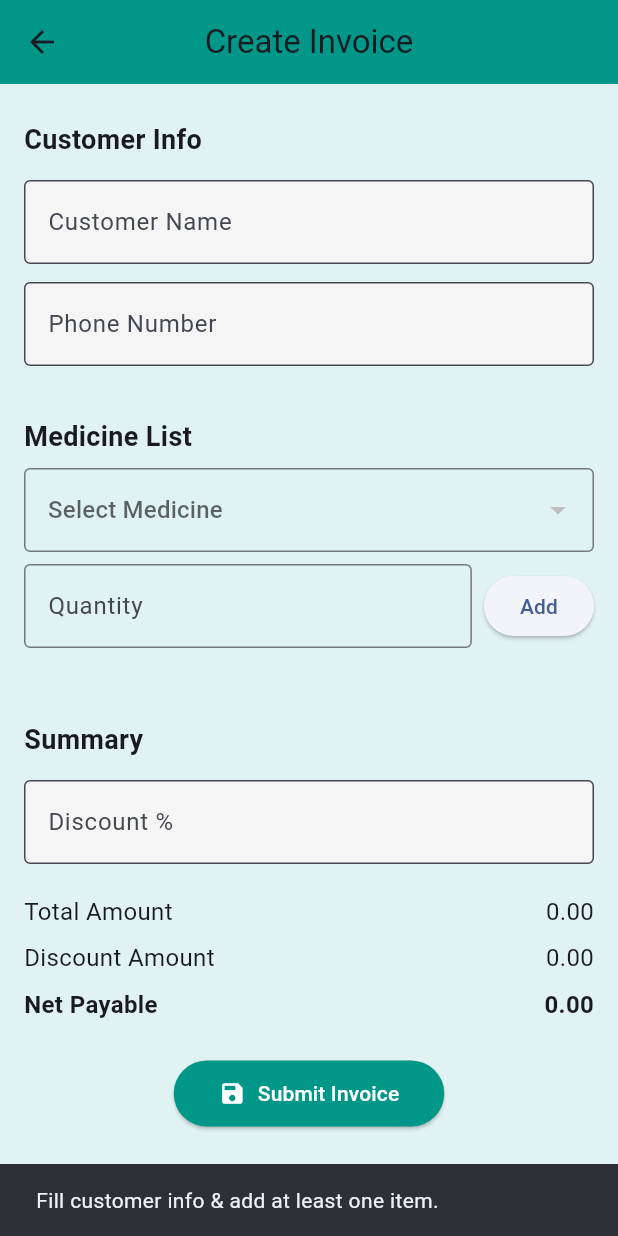
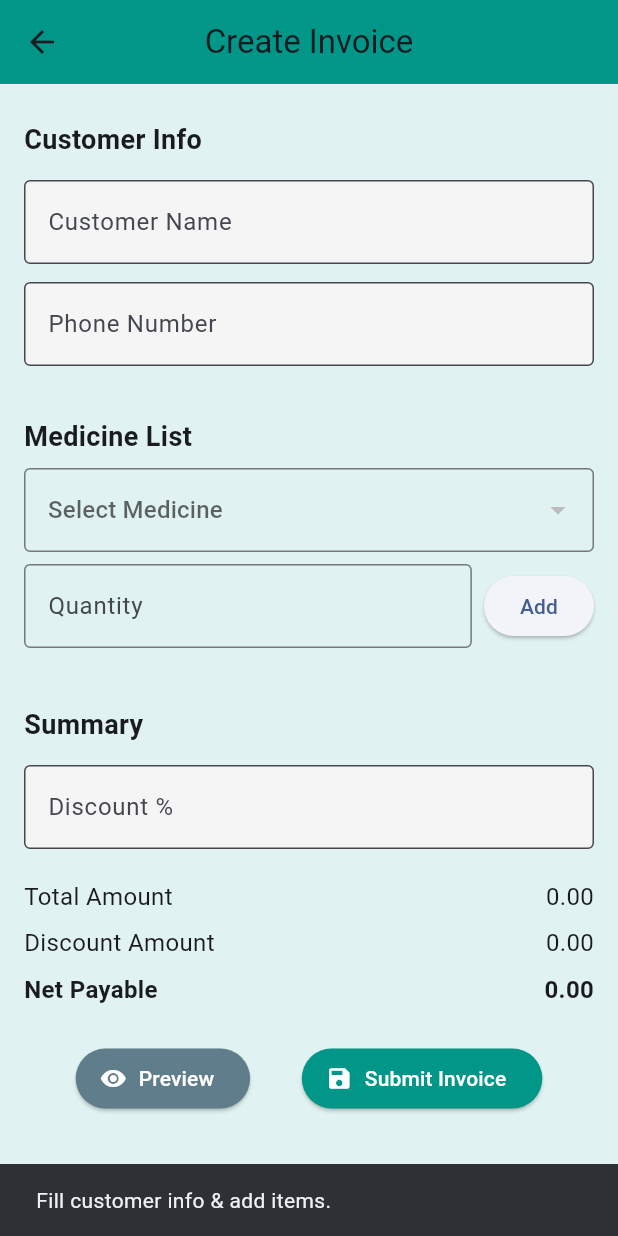
Before and after one commit to OmarFaruq97/pharmacy_management_system_flutter, a Flutter app: the CreateInvoiceScreen screen opened directly, after a tap on "Submit Invoice", on a phone screen of 412 x 824 dp. Run offline on Flutter 3.47's test engine with Material 3 defaults, Android fonts, the phone set to English and light mode, and no system bars; network calls fail.

Commit message:
sale preview

```diff
--- a/pms_flutter_app/lib/screens/create_invoice.dart
+++ b/pms_flutter_app/lib/screens/create_invoice.dart
@@ -1,7 +1,10 @@
 import 'dart:convert';
+
 import 'package:flutter/material.dart';
 import 'package:flutter/services.dart';
 import 'package:http/http.dart' as http;
+
+import '../modals/invoice_preview_modal.dart';
 import '../model/inventory.dart';
 
 class CreateInvoiceScreen extends StatefulWidget {
@@ -18,18 +21,14 @@ class _CreateInvoiceScreenState extends State<CreateInvoiceScreen> {
   final TextEditingController _discountController = TextEditingController();
 
   List<Inventory> _inventoryList = [];
+  List<Map<String, dynamic>> _invoiceItems = [];
   bool _isLoadingInventory = true;
-
-  List<Map<String, dynamic>> _invoiceItems = [];
 
   @override
   void initState() {
     super.initState();
     _fetchInventory();
-
-    _discountController.addListener(() {
-      setState(() {});
-    });
+    _discountController.addListener(() => setState(() {}));
   }
 
   Future<void> _fetchInventory() async {
@@ -69,9 +68,7 @@ class _CreateInvoiceScreenState extends State<CreateInvoiceScreen> {
   }
 
   void _removeInvoiceItem(int index) {
-    setState(() {
-      _invoiceItems.removeAt(index);
-    });
+    setState(() => _invoiceItems.removeAt(index));
   }
 
   double get totalAmount =>
@@ -89,23 +86,23 @@ class _CreateInvoiceScreenState extends State<CreateInvoiceScreen> {
         _customerNameController.text.isEmpty ||
         _contactNumberController.text.isEmpty) {
       ScaffoldMessenger.of(context).showSnackBar(
-        const SnackBar(
-          content: Text('Fill customer info & add at least one item.'),
-        ),
+        const SnackBar(content: Text('Fill customer info & add items.')),
       );
       return;
     }
 
-    final payload = _invoiceItems.map((item) {
-      return {
+    final payload = _invoiceItems
+        .map(
+          (item) => {
             "customerName": _customerNameController.text,
             "contactNumber": _contactNumberController.text,
             "discount": discountPercent,
             "discountAmount": discountAmount,
             "netPayable": netPayable,
             ...item,
-      };
-    }).toList();
+          },
+        )
+        .toList();
 
     final url = Uri.parse('http://192.168.0.186:8080/api/invoice/create');
     final response = await http.post(
@@ -117,7 +114,7 @@ class _CreateInvoiceScreenState extends State<CreateInvoiceScreen> {
     if (response.statusCode == 200) {
       ScaffoldMessenger.of(context).showSnackBar(
         const SnackBar(
-          content: Text('Invoice created successfully'),
+          content: Text('Invoice created'),
           backgroundColor: Colors.green,
         ),
       );
@@ -162,8 +159,8 @@ class _CreateInvoiceScreenState extends State<CreateInvoiceScreen> {
                     "Phone Number",
                     keyboardType: TextInputType.phone,
                   ),
+
                   const SizedBox(height: 20),
-
                   _sectionTitle("Medicine List"),
                   MedicineItemForm(
                     inventoryList: _inventoryList,
@@ -181,7 +178,7 @@ class _CreateInvoiceScreenState extends State<CreateInvoiceScreen> {
                           '${item['itemName']} (${item['category']})',
                         ),
                         subtitle: Text(
-                          'Qty: ${item['quantity']} | Unit price:${item['unitPrice']} |Subtotal: ${item['subTotal'].toStringAsFixed(2)}',
+                          'Qty: ${item['quantity']} | Unit: ${item['unitPrice']} | Subtotal: ${item['subTotal'].toStringAsFixed(2)}',
                         ),
                         trailing: IconButton(
                           icon: const Icon(
@@ -199,7 +196,7 @@ class _CreateInvoiceScreenState extends State<CreateInvoiceScreen> {
                   _buildTextField(
                     _discountController,
                     "Discount %",
-                    keyboardType: TextInputType.numberWithOptions(
+                    keyboardType: const TextInputType.numberWithOptions(
                       decimal: true,
                     ),
                   ),
@@ -210,20 +207,39 @@ class _CreateInvoiceScreenState extends State<CreateInvoiceScreen> {
                   _summaryRow("Net Payable", netPayable, bold: true),
 
                   const SizedBox(height: 20),
-                  Center(
-                    child: ElevatedButton.icon(
+                  Row(
+                    mainAxisAlignment: MainAxisAlignment.spaceEvenly,
+                    children: [
+                      ElevatedButton.icon(
+                        onPressed: () {
+                          InvoicePreviewModal.show(
+                            context,
+                            customerName: _customerNameController.text,
+                            contactNumber: _contactNumberController.text,
+                            items: _invoiceItems,
+                            totalAmount: totalAmount,
+                            discount: discountPercent,
+                            discountAmount: discountAmount,
+                            netPayable: netPayable,
+                          );
+                        },
+                        icon: const Icon(Icons.visibility),
+                        label: const Text('Preview'),
+                        style: ElevatedButton.styleFrom(
+                          backgroundColor: Colors.blueGrey,
+                          foregroundColor: Colors.white,
+                        ),
+                      ),
+                      ElevatedButton.icon(
                         onPressed: _submitInvoice,
                         icon: const Icon(Icons.save),
                         label: const Text('Submit Invoice'),
                         style: ElevatedButton.styleFrom(
                           backgroundColor: Colors.teal,
                           foregroundColor: Colors.white,
-                        padding: const EdgeInsets.symmetric(
-                          horizontal: 30,
-                          vertical: 12,
                         ),
                       ),
-                    ),
+                    ],
                   ),
                 ],
               ),
@@ -310,12 +326,14 @@ class _MedicineItemFormState extends State<MedicineItemForm> {
         DropdownButtonFormField<Inventory>(
           value: selectedInventory,
           hint: const Text('Select Medicine'),
-          items: widget.inventoryList.map((inv) {
-            return DropdownMenuItem(
+          items: widget.inventoryList
+              .map(
+                (inv) => DropdownMenuItem(
                   value: inv,
                   child: Text('${inv.itemName} (${inv.category})'),
-            );
-          }).toList(),
+                ),
+              )
+              .toList(),
           onChanged: (value) => setState(() => selectedInventory = value),
           decoration: const InputDecoration(border: OutlineInputBorder()),
         ),
@@ -337,7 +355,6 @@ class _MedicineItemFormState extends State<MedicineItemForm> {
             ),
           ],
         ),
-        const SizedBox(height: 10),
       ],
     );
   }
```
Also changed, not shown: pms_flutter_app/lib/modals/invoice_preview_modal.dart (added, +118 -0 lines). Lines whose indentation alone changed are shown as unchanged.
